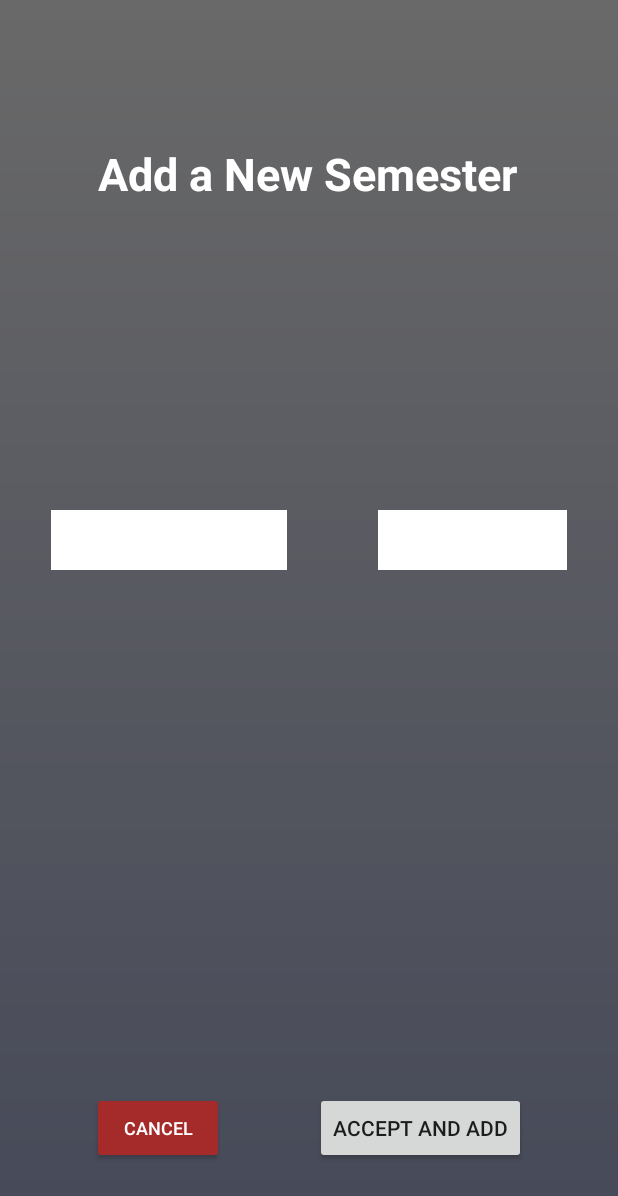
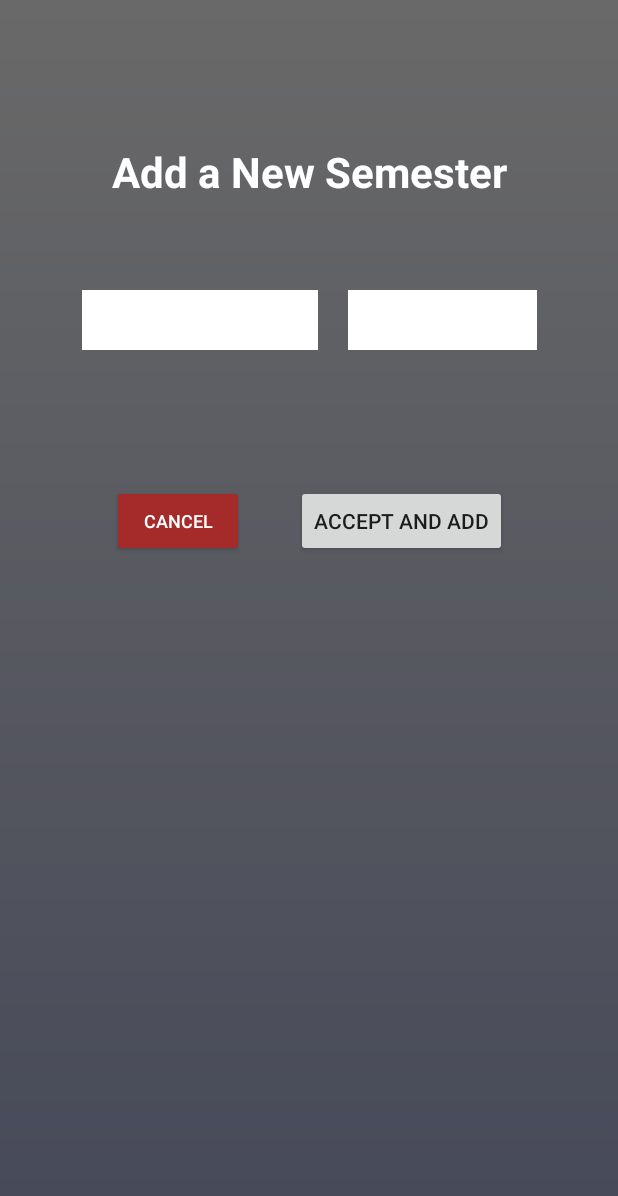
Before and after one commit to jacksonludwig/CSE248, an Android app: the layout add_semester_window.xml on its own in the app's theme, with its tools: preview values and no code run, on a phone screen of 412 x 824 dp. Shown: the top 1196 px of the screen. Run offline under Robolectric (Android 15) with nearby library versions, the phone set to English and light mode, and no system bars.

```diff
--- a/CSScheduleMaker/app/src/main/AndroidManifest.xml
+++ b/CSScheduleMaker/app/src/main/AndroidManifest.xml
@@ -11,7 +11,6 @@
         android:supportsRtl="true"
         android:theme="@style/AppTheme"
         tools:ignore="GoogleAppIndexingWarning">
-        <activity android:name=".CallDeleteToastActivity"></activity>
         <activity
             android:name=".AddSemesterPopupActivity"
             android:theme="@style/AppTheme.SemesterPopUp" />
--- a/CSScheduleMaker/app/src/main/res/layout/add_semester_window.xml
+++ b/CSScheduleMaker/app/src/main/res/layout/add_semester_window.xml
@@ -14,64 +14,64 @@
         android:id="@+id/add_semester_btn"
         android:layout_width="wrap_content"
         android:layout_height="wrap_content"
-        android:layout_marginBottom="48dp"
+        android:layout_marginTop="90dp"
+        android:layout_marginEnd="20dp"
+        android:layout_marginRight="20dp"
         android:text="@string/add_semester_button"
-        app:layout_constraintBottom_toBottomOf="parent"
-        app:layout_constraintEnd_toEndOf="parent"
-        app:layout_constraintStart_toEndOf="@+id/cancel_button" />
+        app:layout_constraintEnd_toEndOf="@+id/sem_year_spinner"
+        app:layout_constraintTop_toBottomOf="@+id/sem_year_spinner" />
 
     <Button
         android:id="@+id/cancel_button"
         android:layout_width="wrap_content"
         android:layout_height="wrap_content"
-        android:layout_marginBottom="48dp"
+        android:layout_marginStart="20dp"
+        android:layout_marginLeft="20dp"
+        android:layout_marginTop="90dp"
         android:backgroundTint="#a52a2a"
         android:text="@string/cancelButtonText"
         android:textColor="@android:color/white"
         android:textSize="12sp"
-        app:layout_constraintBottom_toBottomOf="parent"
-        app:layout_constraintEnd_toStartOf="@+id/add_semester_btn"
-        app:layout_constraintStart_toStartOf="parent" />
+        app:layout_constraintStart_toStartOf="@+id/sem_title_spinner"
+        app:layout_constraintTop_toBottomOf="@+id/sem_title_spinner" />
 
     <Spinner
         android:id="@+id/sem_year_spinner"
         android:layout_width="126dp"
         android:layout_height="40dp"
-        android:layout_marginTop="141dp"
-        android:layout_marginEnd="34dp"
-        android:layout_marginRight="34dp"
-        android:layout_marginBottom="150dp"
+        android:layout_marginStart="10dp"
+        android:layout_marginLeft="10dp"
+        android:layout_marginTop="60dp"
         android:background="@drawable/add_semester_spinner_bg"
         android:drawSelectorOnTop="true"
-        app:layout_constraintBottom_toTopOf="@+id/add_semester_btn"
-        app:layout_constraintEnd_toEndOf="parent"
-        app:layout_constraintTop_toTopOf="parent" />
+        app:layout_constraintEnd_toEndOf="@+id/sem_add_title"
+        app:layout_constraintStart_toEndOf="@+id/sem_title_spinner"
+        app:layout_constraintTop_toBottomOf="@+id/sem_add_title" />
 
     <Spinner
         android:id="@+id/sem_title_spinner"
         android:layout_width="157dp"
         android:layout_height="40dp"
-        android:layout_marginStart="34dp"
-        android:layout_marginLeft="34dp"
-        android:layout_marginTop="141dp"
-        android:layout_marginBottom="150dp"
+        android:layout_marginTop="60dp"
+        android:layout_marginEnd="10dp"
+        android:layout_marginRight="10dp"
         android:background="@drawable/add_semester_spinner_bg"
-        app:layout_constraintBottom_toTopOf="@+id/add_semester_btn"
-        app:layout_constraintStart_toStartOf="parent"
-        app:layout_constraintTop_toTopOf="parent" />
+        app:layout_constraintEnd_toStartOf="@+id/sem_year_spinner"
+        app:layout_constraintStart_toStartOf="@+id/sem_add_title"
+        app:layout_constraintTop_toBottomOf="@+id/sem_add_title" />
 
     <TextView
         android:id="@+id/sem_add_title"
         android:layout_width="wrap_content"
         android:layout_height="wrap_content"
-        android:layout_marginStart="175dp"
-        android:layout_marginLeft="175dp"
+        android:layout_marginStart="80dp"
+        android:layout_marginLeft="80dp"
         android:layout_marginTop="95dp"
-        android:layout_marginEnd="177dp"
-        android:layout_marginRight="177dp"
+        android:layout_marginEnd="80dp"
+        android:layout_marginRight="80dp"
         android:text="@string/add_semester_from_popup_window"
         android:textColor="@android:color/white"
-        android:textSize="30sp"
+        android:textSize="28sp"
         android:textStyle="bold"
         app:layout_constraintEnd_toEndOf="parent"
         app:layout_constraintStart_toStartOf="parent"
```
Also changed, not shown: CSScheduleMaker/app/src/main/java/com/example/csschedulemaker/CallDeleteToastActivity.java (deleted, +0 -14 lines), CSScheduleMaker/app/src/main/java/com/example/csschedulemaker/MainActivity.java (+18 -7 lines), CSScheduleMaker/app/src/main/java/com/example/csschedulemaker/SemesterAdapter.java (+12 -13 lines), CSScheduleMaker/app/src/main/java/com/example/csschedulemaker/courseData/Semester.java (+70 -0 lines), CSScheduleMaker/app/src/main/java/com/example/csschedulemaker/courseData/Utilities.java (+6 -6 lines), CSScheduleMaker/app/src/main/res/layout/activity_main.xml (+8 -16 lines).
